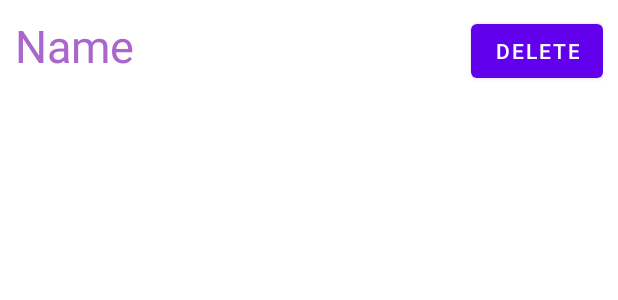
After one commit to EvanMevel/Area, an Android app: the layout card.xml on its own in the app's theme, with its tools: preview values and no code run, on a phone screen of 412 x 824 dp. The commit adds this screen. Shown: the top 300 px of the screen. Run offline under Robolectric (Android 15) with nearby library versions, the phone set to English and light mode, and no system bars; network calls fail.

Commit message:
REAFACTOR :  new branch with beggining of teh dynamic display

```diff
--- a/MyArea/app/src/main/java/com/example/myarea/LoginFragment.kt
+++ b/MyArea/app/src/main/java/com/example/myarea/LoginFragment.kt
@@ -49,7 +49,8 @@ class LoginFragment : Fragment(){
                     println("POST Request : ${response}")
                     findNavController().navigate(R.id.action_loginFragment_to_FirstFragment)
                 },
-                { println( "That didn't work!" )})
+                {//afficher "wrong login or password"
+                    println( "That didn't work!" )})
             queue.add(jsonPostRequest)
 
         }
--- /dev/null
+++ b/MyArea/app/src/main/res/layout/card.xml
@@ -0,0 +1,51 @@
+<?xml version="1.0" encoding="utf-8"?>
+<androidx.constraintlayout.widget.ConstraintLayout xmlns:android="http://schemas.android.com/apk/res/android"
+    xmlns:app="http://schemas.android.com/apk/res-auto"
+    xmlns:tools="http://schemas.android.com/tools"
+    android:layout_width="match_parent"
+    android:layout_height="match_parent">
+
+    <RelativeLayout
+        android:layout_width="match_parent"
+        android:layout_height="wrap_content"
+        app:layout_constraintBottom_toBottomOf="parent"
+        app:layout_constraintEnd_toEndOf="parent"
+        app:layout_constraintStart_toStartOf="parent"
+        app:layout_constraintTop_toTopOf="parent">
+
+        <androidx.cardview.widget.CardView
+            android:layout_width="match_parent"
+            android:layout_height="wrap_content"
+            android:layout_margin="10dp"
+            app:cardCornerRadius="10dp"
+            app:cardElevation="10dp">
+
+        </androidx.cardview.widget.CardView>
+
+    </RelativeLayout>
+
+    <RelativeLayout
+        android:layout_width="match_parent"
+        android:layout_height="wrap_content"
+        android:padding="10dp"
+        tools:layout_editor_absoluteX="7dp"
+        tools:layout_editor_absoluteY="47dp">
+
+        <TextView
+            android:id="@+id/name"
+            android:layout_width="wrap_content"
+            android:layout_height="wrap_content"
+            android:text="Name"
+            android:textColor="@android:color/holo_purple"
+            android:textFontWeight="1000"
+            android:textSize="30dp" />
+
+        <Button
+            android:id="@+id/delete"
+            android:layout_width="wrap_content"
+            android:layout_height="wrap_content"
+            android:layout_alignParentEnd="true"
+            android:layout_alignParentRight="true"
+            android:text="Delete" />
+    </RelativeLayout>
+</androidx.constraintlayout.widget.ConstraintLayout>
--- a/MyArea/app/src/main/res/layout/fragment_first.xml
+++ b/MyArea/app/src/main/res/layout/fragment_first.xml
@@ -20,7 +20,7 @@
         android:id="@+id/button_first"
         android:layout_width="wrap_content"
         android:layout_height="wrap_content"
-        android:text="@string/next"
+        android:text="@string/ajouter"
         app:layout_constraintBottom_toBottomOf="parent"
         app:layout_constraintEnd_toEndOf="parent"
         app:layout_constraintStart_toStartOf="parent"
--- a/MyArea/app/src/main/res/values/strings.xml
+++ b/MyArea/app/src/main/res/values/strings.xml
@@ -3,11 +3,12 @@
     <string name="action_settings">Déconnexion</string>
     <!-- Strings used for fragments for navigation -->
     <string name="first_fragment_label">Page d Acueil</string>
-    <string name="second_fragment_label">Ajouter une nouvelle action</string>
+    <string name="second_fragment_label">GroupaPhil</string>
     <string name="next">Suivant</string>
     <string name="previous">Ajouter</string>
 
     <string name="hello_first_fragment">Vous n avez aucune Action Réaction pour l instant</string>
     <string name="hello_second_fragment">Aucune option disponible. Arg: %1$s</string>
     <string name="spinner_test">Spinner Test</string>
+    <string name="ajouter">Ajouter</string>
 </resources>
```
Also changed, not shown: MyArea/app/src/main/res/layout/dialog.xml (added, +13 -0 lines).
